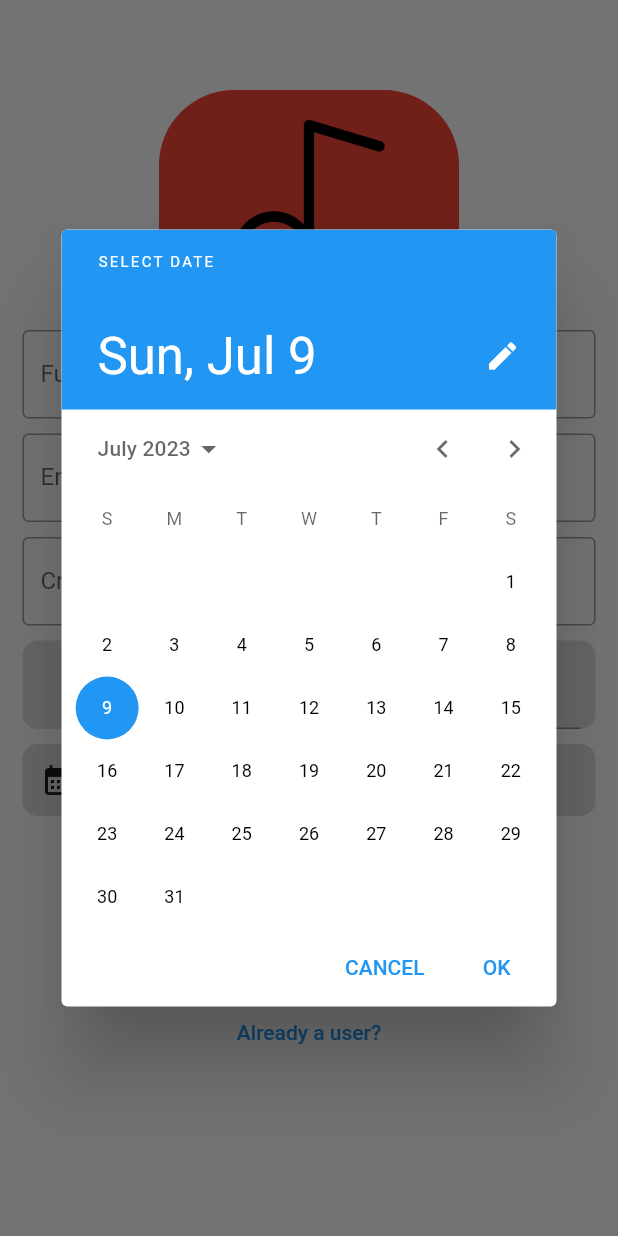
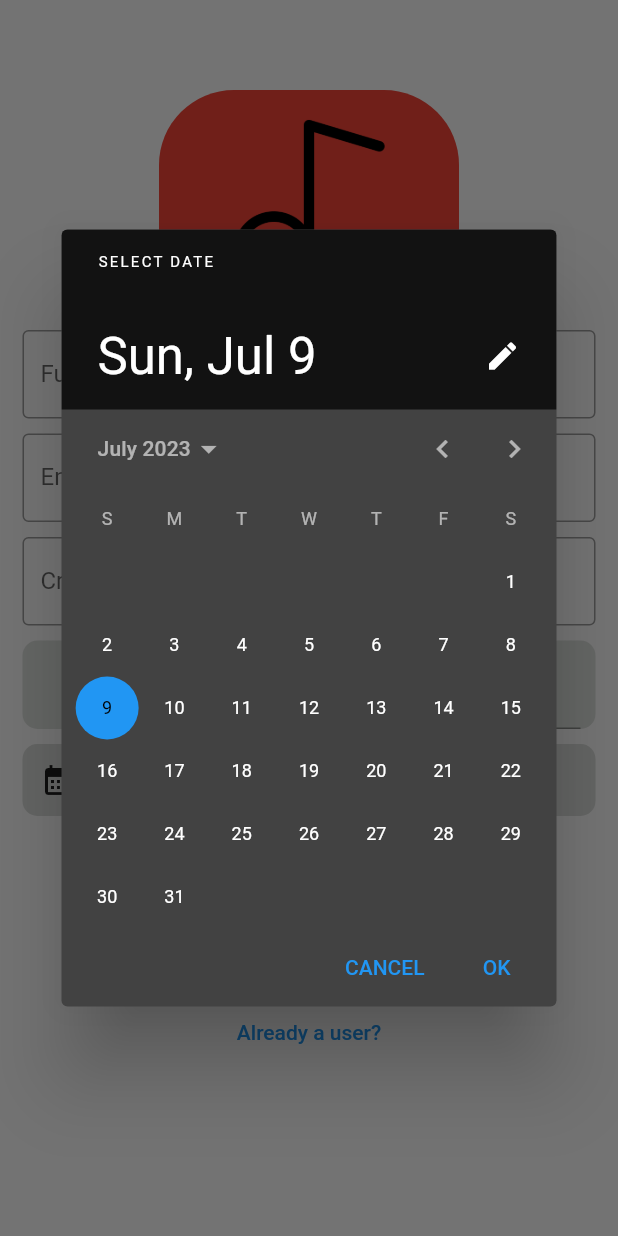
Before and after one commit to aryanPokharel/singo, a Flutter app: the RegisterScreen screen opened by its route, after a tap on the "calendar month" icon, on a phone screen of 412 x 824 dp. Run offline on Flutter 3.47's test engine with Material 2 defaults, Android fonts, the phone set to English and light mode, and no system bars; drawn by our look-alikes of country_code_picker; our stand-ins replace flutter_spinkit, motion_toast.

Commit message:
only date is now sent from registerPage

```diff
--- a/lib/screens/RegisterScreen.dart
+++ b/lib/screens/RegisterScreen.dart
@@ -19,6 +19,7 @@ class _RegisterScreenState extends State<RegisterScreen> {
   dynamic country = 'नेपाल';
 
   DateTime? selectedDate;
+  dynamic dateToSend;
 
   // Declaring controllers
   var fullNameController = TextEditingController();
@@ -32,11 +33,29 @@ class _RegisterScreenState extends State<RegisterScreen> {
       initialDate: DateTime.now(),
       firstDate: DateTime(1930),
       lastDate: DateTime(2100),
+      builder: (BuildContext context, Widget? child) {
+        return Theme(
+          data: ThemeData.dark().copyWith(
+            colorScheme: const ColorScheme.dark(
+              primary: Colors.blue,
+            ),
+            textTheme: const TextTheme(
+              titleLarge: TextStyle(
+                color: Colors.white,
+              ),
+            ),
+          ),
+          child: child!,
+        );
+      },
     );
 
     if (picked != null && picked != selectedDate) {
+      final DateTime pickedDate =
+          DateTime(picked.year, picked.month, picked.day);
       setState(() {
-        selectedDate = picked;
+        selectedDate = pickedDate;
+        dateToSend = "${picked.year}-${picked.month}-${picked.day}";
       });
     }
   }
@@ -51,7 +70,7 @@ class _RegisterScreenState extends State<RegisterScreen> {
         'country': country,
         'number': phoneNumberController.text,
       },
-      'dob': selectedDate.toString(),
+      'dob': dateToSend,
     });
     http.Response response;
     response = await http.post(Uri.parse("$baseUrl/users/"),
@@ -220,12 +239,13 @@ class _RegisterScreenState extends State<RegisterScreen> {
                     mainAxisAlignment: MainAxisAlignment.spaceBetween,
                     children: [
                       IconButton(
-                          onPressed: () => _selectDate(context),
-                          icon: const Icon(Icons.calendar_month)),
+                        onPressed: () => _selectDate(context),
+                        icon: const Icon(Icons.calendar_month),
+                      ),
                       Text(
                         selectedDate == null
                             ? 'Please select a date'
-                            : selectedDate.toString(),
+                            : "${selectedDate!.year}-${selectedDate!.month}-${selectedDate!.day}",
                       ),
                       Container(
                         width: 10,
```
